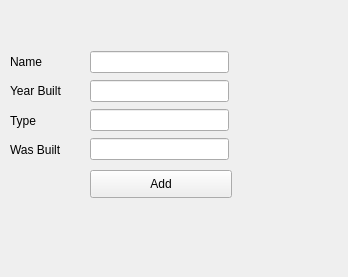
Before: the Qt Designer form SkilThrju/addcomputer.ui in karigeir/Skil3, drawn with Qt 5.
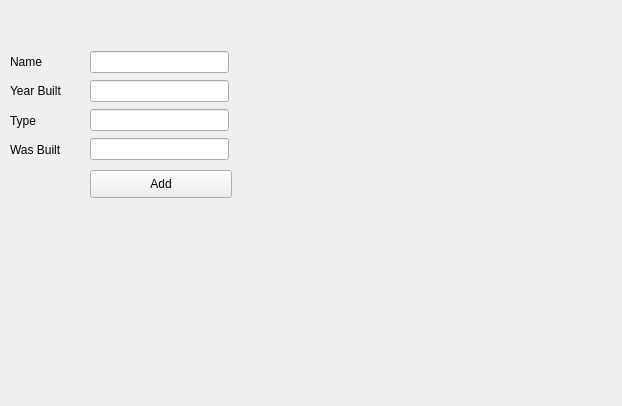
After: the same form once the commit is applied.

Diff of the .ui file:
```diff
--- a/SkilThrju/addcomputer.ui
+++ b/SkilThrju/addcomputer.ui
@@ -6,8 +6,8 @@
    <rect>
     <x>0</x>
     <y>0</y>
-    <width>348</width>
-    <height>277</height>
+    <width>622</width>
+    <height>406</height>
    </rect>
   </property>
   <property name="windowTitle">
```
